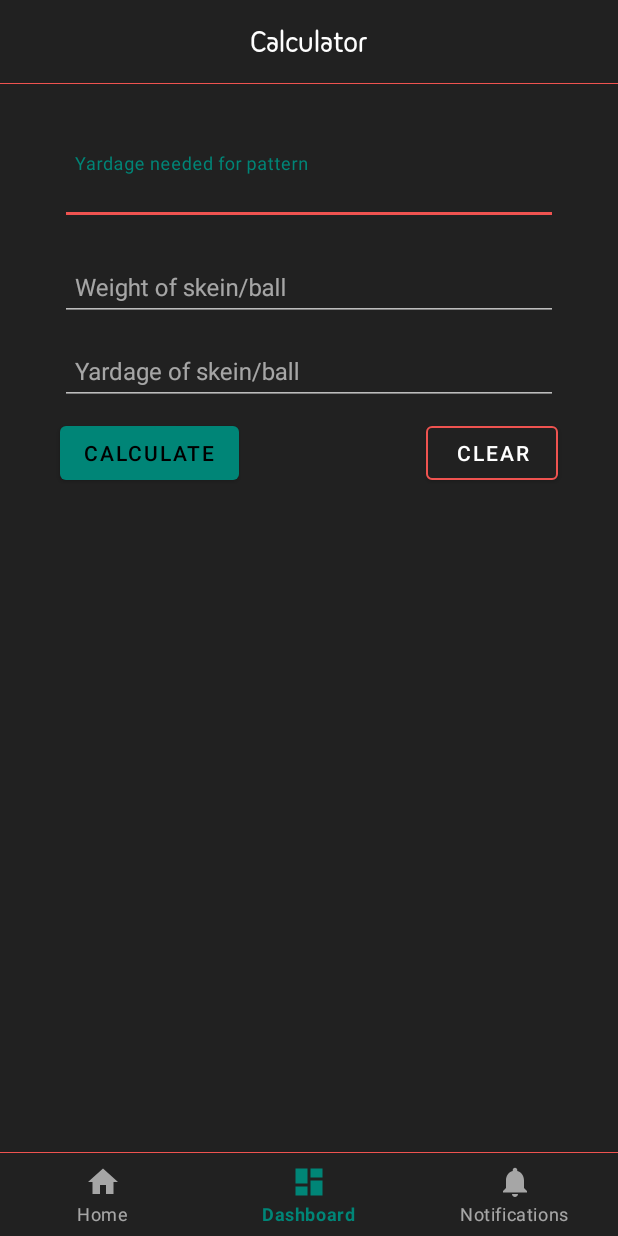
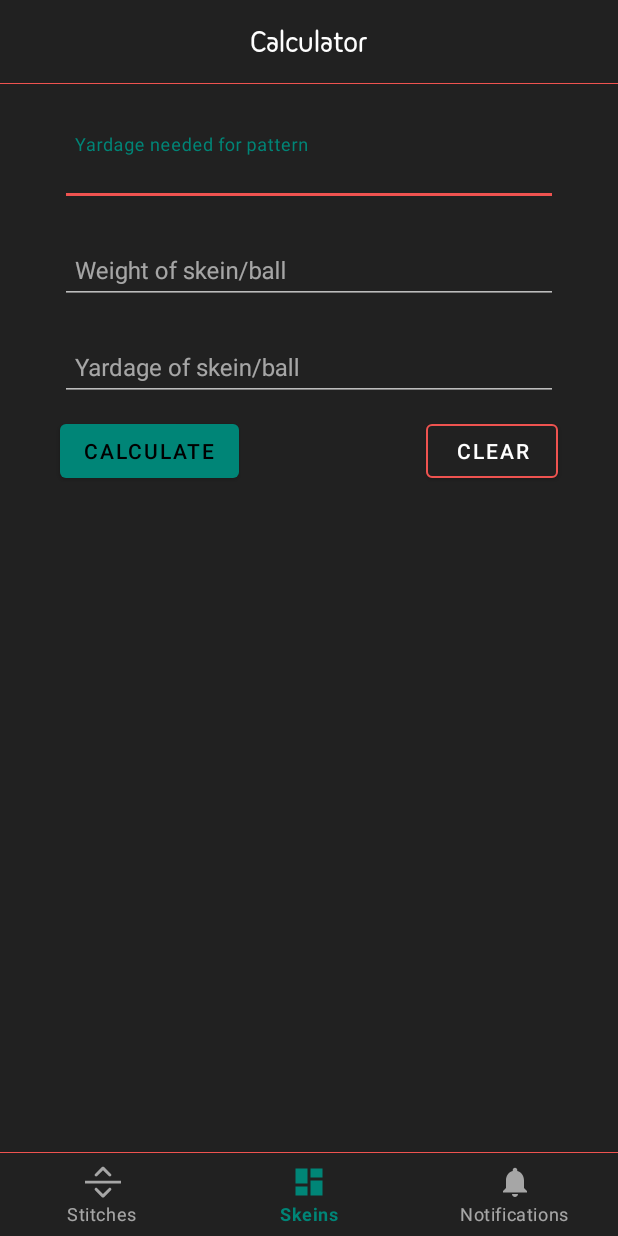
Before and after one commit to JamalMulla/UltimateKnittingCalculator, an Android app: the screen it shows after launch (MainActivity), item 2 of the bottom bar chosen, on a phone screen of 412 x 824 dp. Run offline under Robolectric (Android 15) with nearby library versions, the phone set to English and light mode, and no system bars.

Commit message:
Fixed UI issues. Started adding icons

```diff
--- a/app/src/main/java/com/jmulla/ukc/IncDecFragement.java
+++ b/app/src/main/java/com/jmulla/ukc/IncDecFragement.java
@@ -64,9 +64,9 @@ public class IncDecFragement extends Fragment {
     btn_clear.setOnClickListener(new View.OnClickListener() {
       @Override
       public void onClick(View view) {
+        et_num_stitches.requestFocus();
         et_num_stitches.setText("");
         et_num_change.setText("");
-        et_num_stitches.requestFocus();
         tv_method1.setText("");
         tv_method2.setText("");
         tv_method1.setVisibility(View.GONE);
--- a/app/src/main/java/com/jmulla/ukc/MainActivity.java
+++ b/app/src/main/java/com/jmulla/ukc/MainActivity.java
@@ -12,6 +12,7 @@ import android.support.v7.app.ActionBar;
 import android.support.v7.app.AppCompatActivity;
 import android.support.v7.widget.Toolbar;
 import android.view.MenuItem;
+import android.view.View;
 
 public class MainActivity extends AppCompatActivity {
   NavViewPager viewPager;
@@ -70,6 +71,8 @@ public class MainActivity extends AppCompatActivity {
     final ViewPagerAdapter adapter = new ViewPagerAdapter (MainActivity.this.getSupportFragmentManager());
     adapter.addFragment(new IncDecFragement(), "inc_dec_fragment");
     adapter.addFragment(new ConversionFragment(), "conv_fragment");
+
+
     viewPager.addOnPageChangeListener(new OnPageChangeListener() {
       // This method will be invoked when the current page is scrolled
       @Override
--- /dev/null
+++ b/app/src/main/res/drawable/ic_arrow.xml
@@ -0,0 +1,22 @@
+<vector xmlns:android="http://schemas.android.com/apk/res/android"
+    android:width="24dp"
+    android:height="24dp"
+    android:viewportWidth="24"
+    android:viewportHeight="24">
+  <path
+      android:fillColor="#FF000000"
+      android:pathData="m8.12,8.0809 l3.88,-3.88 3.88,3.88c0.39,0.39 1.02,0.39 1.41,0 0.39,-0.39 0.39,-1.02 0,-1.41l-4.59,-4.59c-0.39,-0.39 -1.02,-0.39 -1.41,0l-4.59,4.59c-0.39,0.39 -0.39,1.02 0,1.41 0.39,0.38 1.03,0.39 1.42,0z"/>
+  <path
+      android:fillColor="#FF000000"
+      android:pathData="m15.87,16.0904 l-3.88,3.88 -3.88,-3.88c-0.39,-0.39 -1.02,-0.39 -1.41,0 -0.39,0.39 -0.39,1.02 0,1.41l4.59,4.59c0.39,0.39 1.02,0.39 1.41,0l4.59,-4.59c0.39,-0.39 0.39,-1.02 0,-1.41 -0.39,-0.38 -1.03,-0.39 -1.42,0z"/>
+  <path
+      android:pathData="M-0.3977,11.0953h0.1768v0.0442h-0.1768z"
+      android:strokeAlpha="0.639"
+      android:fillColor="#000000"
+      android:fillAlpha="0.639"/>
+  <path
+      android:pathData="M0,11.1878h24.1742v1.7958h-24.1742z"
+      android:strokeWidth="1.04190469"
+      android:fillColor="#000000"
+      android:fillAlpha="1"/>
+</vector>
--- a/app/src/main/res/layout/activity_convert.xml
+++ b/app/src/main/res/layout/activity_convert.xml
@@ -4,6 +4,28 @@
   xmlns:app="http://schemas.android.com/apk/res-auto"
   android:layout_width="match_parent"
   android:layout_height="match_parent">
+
+
+  <android.support.constraint.Guideline
+    android:id="@+id/gl_right_convert_v"
+    android:layout_width="wrap_content"
+    android:layout_height="wrap_content"
+    android:orientation="vertical"
+    app:layout_constraintGuide_begin="32dp"/>
+
+  <android.support.constraint.Guideline
+    android:id="@+id/gl_left_convert_v"
+    android:layout_width="wrap_content"
+    android:layout_height="wrap_content"
+    android:orientation="vertical"
+    app:layout_constraintGuide_end="32dp"/>
+
+  <android.support.constraint.Guideline
+    android:id="@+id/gl_convert_h"
+    android:layout_width="wrap_content"
+    android:layout_height="wrap_content"
+    android:orientation="horizontal"
+    app:layout_constraintGuide_begin="286dp"/>
 
   <android.support.design.widget.TextInputLayout
     android:id="@+id/til_yardage"
@@ -16,12 +38,12 @@
     android:layout_marginEnd="8dp"
     android:hint="Yardage needed for pattern"
     app:boxStrokeWidth="1dp"
+    app:layout_constraintHorizontal_bias="0.75"
     app:layout_constraintBottom_toTopOf="@+id/til_weight"
     app:layout_constraintEnd_toStartOf="@+id/gl_left_convert_v"
     app:layout_constraintStart_toStartOf="@+id/gl_right_convert_v"
     app:layout_constraintTop_toTopOf="parent"
-    app:layout_constraintVertical_bias="0.26"
-    app:layout_constraintVertical_chainStyle="packed"
+    app:layout_constraintVertical_chainStyle="spread"
     app:theme="@style/AppTheme">
 
     <android.support.design.widget.TextInputEditText
@@ -47,6 +69,7 @@
     android:layout_marginEnd="8dp"
     android:hint="Weight of skein/ball"
     app:boxStrokeWidth="1dp"
+    app:layout_constraintHorizontal_bias="0.75"
     app:layout_constraintBottom_toTopOf="@+id/til_skein_yardage"
     app:layout_constraintEnd_toStartOf="@+id/gl_left_convert_v"
     app:layout_constraintStart_toStartOf="@+id/gl_right_convert_v"
@@ -76,10 +99,11 @@
     android:layout_marginEnd="8dp"
     android:hint="Yardage of skein/ball"
     app:boxStrokeWidth="1dp"
-    app:layout_constraintTop_toBottomOf="@id/til_weight"
-    app:layout_constraintStart_toStartOf="@+id/gl_right_convert_v"
+    app:layout_constraintBottom_toTopOf="@+id/btn_convert"
     app:layout_constraintEnd_toStartOf="@+id/gl_left_convert_v"
     app:layout_constraintHorizontal_bias="0.75"
+    app:layout_constraintStart_toStartOf="@+id/gl_right_convert_v"
+    app:layout_constraintTop_toBottomOf="@id/til_weight"
     app:theme="@style/AppTheme">
 
     <android.support.design.widget.TextInputEditText
@@ -138,12 +162,15 @@
     android:layout_height="wrap_content"
     android:layout_marginStart="8dp"
     android:layout_marginEnd="8dp"
+    android:textAlignment="center"
+    android:textColor="@color/white"
+    android:padding="10dp"
+    android:background="@drawable/pink_outline"
     android:visibility="gone"
     app:layout_constraintBottom_toTopOf="@+id/tv_num_balls"
     app:layout_constraintEnd_toStartOf="@+id/gl_left_convert_v"
     app:layout_constraintStart_toStartOf="@+id/gl_right_convert_v"
-    app:layout_constraintTop_toBottomOf="@+id/btn_convert"
-    />
+    app:layout_constraintTop_toBottomOf="@+id/btn_convert"/>
 
   <TextView
     android:id="@+id/tv_num_balls"
@@ -152,32 +179,15 @@
     android:layout_marginTop="8dp"
     android:layout_marginStart="8dp"
     android:layout_marginEnd="8dp"
+    android:padding="10dp"
+    android:background="@drawable/pink_outline"
+    android:textAlignment="center"
+    android:textColor="@color/white"
     android:visibility="gone"
     app:layout_constraintBottom_toBottomOf="parent"
     app:layout_constraintEnd_toStartOf="@+id/gl_left_convert_v"
     app:layout_constraintStart_toStartOf="@+id/gl_right_convert_v"
-    app:layout_constraintTop_toBottomOf="@+id/tv_yarn_weight"
-    />
+    app:layout_constraintTop_toBottomOf="@+id/tv_yarn_weight"/>
 
-  <android.support.constraint.Guideline
-    android:id="@+id/gl_right_convert_v"
-    android:layout_width="wrap_content"
-    android:layout_height="wrap_content"
-    android:orientation="vertical"
-    app:layout_constraintGuide_begin="32dp"/>
-
-  <android.support.constraint.Guideline
-    android:id="@+id/gl_left_convert_v"
-    android:layout_width="wrap_content"
-    android:layout_height="wrap_content"
-    android:orientation="vertical"
-    app:layout_constraintGuide_end="32dp"/>
-
-  <android.support.constraint.Guideline
-    android:id="@+id/gl_convert_h"
-    android:layout_width="wrap_content"
-    android:layout_height="wrap_content"
-    android:orientation="horizontal"
-    app:layout_constraintGuide_begin="286dp"/>
 
 </android.support.constraint.ConstraintLayout>
--- a/app/src/main/res/menu/navigation.xml
+++ b/app/src/main/res/menu/navigation.xml
@@ -3,7 +3,7 @@
 
     <item
         android:id="@+id/navigation_home"
-        android:icon="@drawable/ic_home_black_24dp"
+        android:icon="@drawable/ic_arrow"
         android:title="@string/title_home"/>
 
     <item
--- a/app/src/main/res/values/strings.xml
+++ b/app/src/main/res/values/strings.xml
@@ -1,6 +1,6 @@
 <resources>
     <string name="app_name">Ultimate Knitting Calculator</string>
-    <string name="title_home">Home</string>
-    <string name="title_dashboard">Dashboard</string>
+    <string name="title_home">Stitches</string>
+    <string name="title_dashboard">Skeins</string>
     <string name="title_notifications">Notifications</string>
 </resources>
--- a/app/src/main/res/values/styles.xml
+++ b/app/src/main/res/values/styles.xml
@@ -8,6 +8,7 @@
         <item name="colorAccent">@color/colorAccent</item>
         <item name="backgroundColor">@color/grey900</item>
         <item name="android:statusBarColor">?attr/backgroundColor</item>
+        <item name="android:windowBackground">?attr/backgroundColor</item>
     </style>
 
 </resources>
```
Also changed, not shown: app/src/main/java/com/jmulla/ukc/ConversionFragment.java (+16 -1 lines), app/src/main/res/drawable/ic_skein.xml (added, +125 -0 lines), app/src/main/res/layout/fragment_inc_dec.xml (+10 -9 lines).
